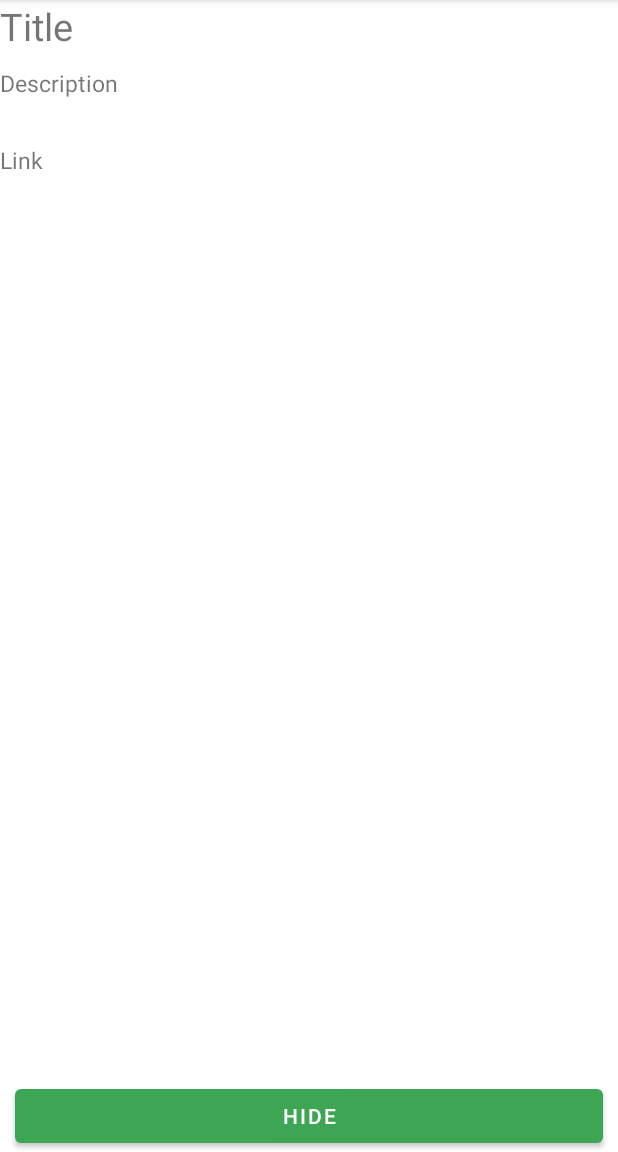
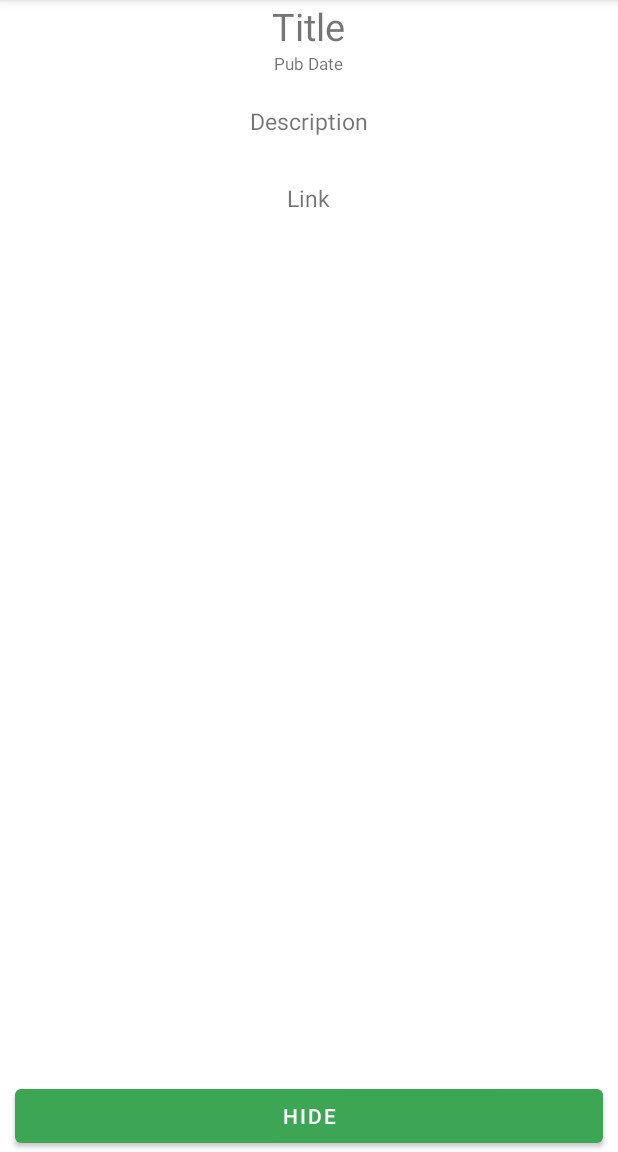
Before and after one commit to Trevor-Carson/Android_Final_Project, an Android app: the RSSFragment screen opened directly, with no data from a screen before it, on a phone screen of 412 x 824 dp, the part 84-1236 px from its top. Run offline under Robolectric (Android 15) with nearby library versions, the phone set to English and light mode, and no system bars; 4 statements that could not run were skipped.

Commit message:
Experiment commit 11-28-2021. Added publish date to fragment.

```diff
--- a/app/src/main/java/com/example/final_project_rss_reader/RSSFragment.java
+++ b/app/src/main/java/com/example/final_project_rss_reader/RSSFragment.java
@@ -26,8 +26,11 @@ public class RSSFragment extends Fragment {
         TextView descTextView = result.findViewById(R.id.rssDescTextView);
         descTextView.setText(dataFromActivity.getString(ViewFeedActivity.ITEM_DESCRIPTION));
 
-        TextView linkTextView = result.findViewById(R.id.RssLinkTextView);
+        TextView linkTextView = result.findViewById(R.id.rssLinkTextView);
         linkTextView.setText((dataFromActivity.getString(ViewFeedActivity.ITEM_LINK)));
+
+        TextView dateTextView = result.findViewById(R.id.rssDateTextView);
+        dateTextView.setText((dataFromActivity.getString(ViewFeedActivity.ITEM_DATE)));
 
         Button button_L07 = result.findViewById((R.id.rssHideButton));
         button_L07.setOnClickListener(v -> {
--- a/app/src/main/java/com/example/final_project_rss_reader/ViewFeedActivity.java
+++ b/app/src/main/java/com/example/final_project_rss_reader/ViewFeedActivity.java
@@ -38,6 +38,7 @@ public class ViewFeedActivity extends AppCompatActivity {
     EditText searchBar;
 
     public static final String ITEM_TITLE = "TITLE";
+    public static final String ITEM_DATE= "DATE";
     public static final String ITEM_DESCRIPTION = "DESCRIPTION";
     public static final String ITEM_LINK = "LINK";
     public static final String ITEM_POSITION = "POSITION";
@@ -116,19 +117,19 @@ public class ViewFeedActivity extends AppCompatActivity {
             Bundle dataToPass = new Bundle();
             if (textLength == 0) {
                 dataToPass.putString(ITEM_TITLE, rssItemList.get(position).getTitle());
+                dataToPass.putString(ITEM_DATE, rssItemList.get(position).getPubDate());
                 dataToPass.putString(ITEM_DESCRIPTION, rssItemList.get(position).getDescription());
                 dataToPass.putString(ITEM_LINK, rssItemList.get(position).getLink());
-                dataToPass.putInt(ITEM_POSITION, position);
-                dataToPass.putLong(ITEM_ID, id);
 
             } else {
 
                 dataToPass.putString(ITEM_TITLE, rssItemsFiltered.get(position).getTitle());
+                dataToPass.putString(ITEM_DATE, rssItemsFiltered.get(position).getPubDate());
                 dataToPass.putString(ITEM_DESCRIPTION, rssItemsFiltered.get(position).getDescription());
                 dataToPass.putString(ITEM_LINK, rssItemsFiltered.get(position).getLink());
-                dataToPass.putInt(ITEM_POSITION, position);
-                dataToPass.putLong(ITEM_ID, id);
             }
+            dataToPass.putInt(ITEM_POSITION, position);
+            dataToPass.putLong(ITEM_ID, id);
             RSSFragment fragment = new RSSFragment();
 
             if (isTablet) {
--- a/app/src/main/res/layout/rss_fragment_details.xml
+++ b/app/src/main/res/layout/rss_fragment_details.xml
@@ -15,25 +15,48 @@
             android:layout_height="wrap_content"
             android:text="@string/fragment_title"
             android:textSize="25sp"
-            android:paddingBottom="10dp"/>
+            android:paddingStart="10dp"
+            android:paddingEnd="10dp"
+            android:textAlignment="center"
+            android:layout_centerHorizontal="true"
+            />
+
+        <TextView
+            android:id="@+id/rssDateTextView"
+            android:layout_width="wrap_content"
+            android:layout_height="wrap_content"
+            android:layout_below="@id/rssTitleTextView"
+            android:layout_centerHorizontal="true"
+            android:paddingBottom="20dp"
+            android:text="@string/fragment_date"
+            android:textAlignment="center"
+            android:textSize="11sp" />
+
 
         <TextView
             android:id="@+id/rssDescTextView"
             android:layout_width="wrap_content"
             android:layout_height="wrap_content"
-            android:layout_below="@id/rssTitleTextView"
+            android:layout_below="@id/rssDateTextView"
+            android:paddingBottom="30dp"
+            android:paddingStart="10dp"
+            android:paddingEnd="10dp"
             android:text="@string/fragment_description"
             android:textSize="15sp"
-            android:paddingBottom="30dp"/>
+            android:textAlignment="center"
+            android:layout_centerHorizontal="true"/>
 
         <TextView
-            android:id="@+id/RssLinkTextView"
+            android:id="@+id/rssLinkTextView"
             android:layout_width="wrap_content"
             android:layout_height="wrap_content"
             android:layout_below="@id/rssDescTextView"
             android:text="@string/fragment_link"
             android:autoLink="web"
-            android:textSize="15sp" />
+            android:textSize="15sp"
+            android:textAlignment="center"
+            android:layout_centerHorizontal="true"/>
+
 
         <Button
             android:id="@+id/rssHideButton"
@@ -45,9 +68,6 @@
             android:layout_marginEnd="10dp"
             android:layout_marginBottom="10dp"
             android:text="Hide" />
-
-
-
     </RelativeLayout>
 
 
--- a/app/src/main/res/values/strings.xml
+++ b/app/src/main/res/values/strings.xml
@@ -16,4 +16,5 @@
     <string name='fragment_title'>Title</string>
     <string name='fragment_description'>Description</string>
     <string name='fragment_link'>Link</string>
+    <string name='fragment_date'>Pub Date</string>
 </resources>
```
Also changed, not shown: 1 other file.
